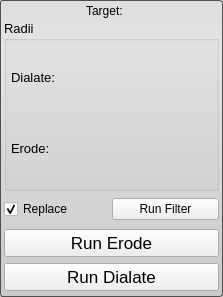
Old version of the form src/Interface/ToolInterface/BinaryDilateErodeFilterInterface.ui in the repository SCIInstitute/Seg3D.
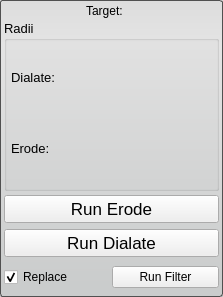
New version of the form.

The edit to the form file:
```diff
--- a/src/Interface/ToolInterface/BinaryDilateErodeFilterInterface.ui
+++ b/src/Interface/ToolInterface/BinaryDilateErodeFilterInterface.ui
@@ -165,47 +165,6 @@
      </layout>
     </widget>
    </item>
-   <item>
-    <widget class="QWidget" name="replaceRunWidget" native="true">
-     <property name="minimumSize">
-      <size>
-       <width>0</width>
-       <height>32</height>
-      </size>
-     </property>
-     <property name="maximumSize">
-      <size>
-       <width>16777215</width>
-       <height>32</height>
-      </size>
-     </property>
-     <layout class="QHBoxLayout" name="horizontalLayout_3" stretch="1,1">
-      <property name="spacing">
-       <number>0</number>
-      </property>
-      <property name="margin">
-       <number>0</number>
-      </property>
-      <item>
-       <widget class="QCheckBox" name="replaceCheckBox">
-        <property name="text">
-         <string>Replace</string>
-        </property>
-        <property name="checked">
-         <bool>true</bool>
-        </property>
-       </widget>
-      </item>
-      <item>
-       <widget class="QPushButton" name="runFilterButton">
-        <property name="text">
-         <string>Run Filter</string>
-        </property>
-       </widget>
-      </item>
-     </layout>
-    </widget>
-   </item>
    <item>
     <widget class="QWidget" name="widget_2" native="true">
      <property name="minimumSize">
@@ -290,6 +249,47 @@
      </layout>
     </widget>
    </item>
+   <item>
+    <widget class="QWidget" name="replaceRunWidget" native="true">
+     <property name="minimumSize">
+      <size>
+       <width>0</width>
+       <height>32</height>
+      </size>
+     </property>
+     <property name="maximumSize">
+      <size>
+       <width>16777215</width>
+       <height>32</height>
+      </size>
+     </property>
+     <layout class="QHBoxLayout" name="horizontalLayout_3" stretch="1,1">
+      <property name="spacing">
+       <number>0</number>
+      </property>
+      <property name="margin">
+       <number>0</number>
+      </property>
+      <item>
+       <widget class="QCheckBox" name="replaceCheckBox">
+        <property name="text">
+         <string>Replace</string>
+        </property>
+        <property name="checked">
+         <bool>true</bool>
+        </property>
+       </widget>
+      </item>
+      <item>
+       <widget class="QPushButton" name="runFilterButton">
+        <property name="text">
+         <string>Run Filter</string>
+        </property>
+       </widget>
+      </item>
+     </layout>
+    </widget>
+   </item>
   </layout>
  </widget>
  <resources/>
```
